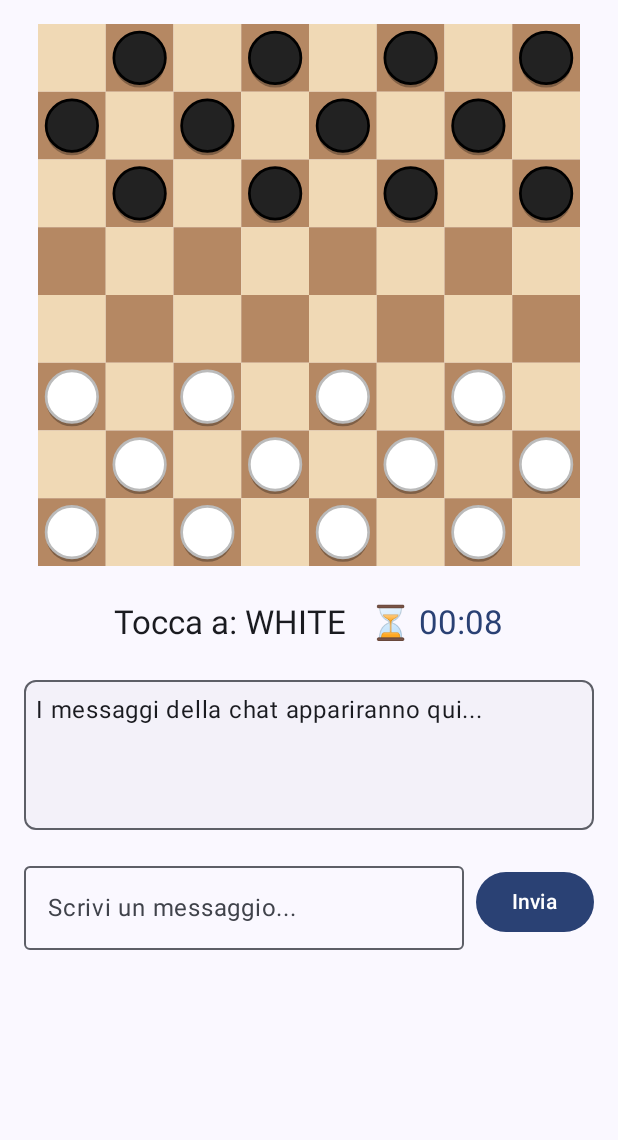
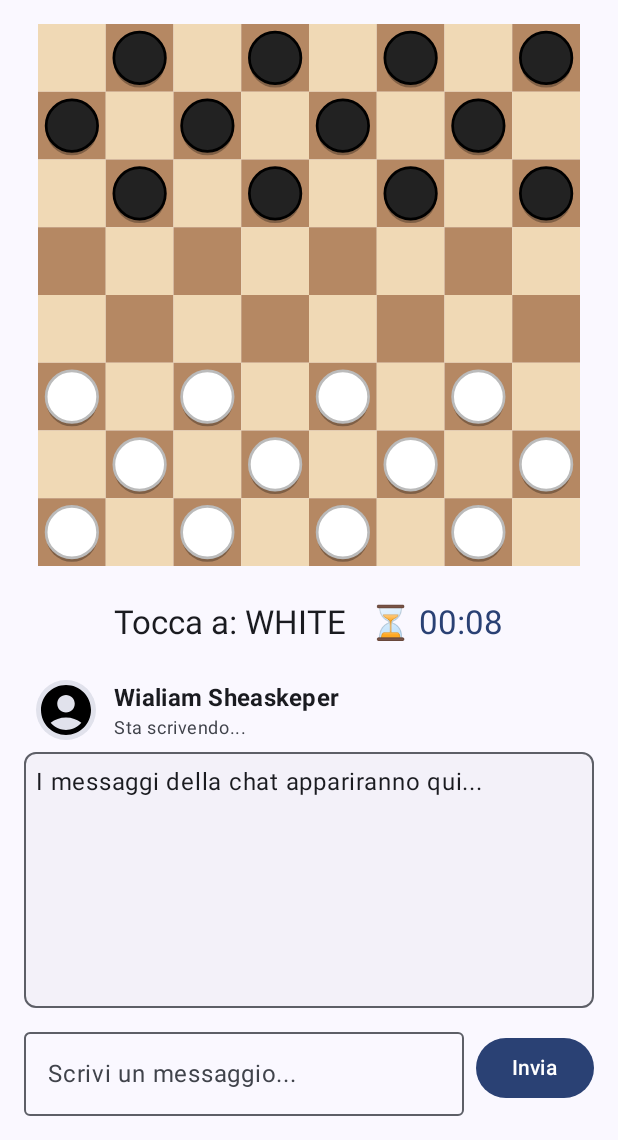
Before and after one commit to MicheleLopsDev/damaAI, an Android app built with Jetpack Compose: the screen it shows after launch (MainActivity), on a phone screen of 412 x 824 dp, the part 96-1236 px from its top. Run offline under Robolectric (Android 15) with nearby library versions, the phone set to English and light mode, and no system bars.

Commit message:
feat(ui): Add AI opponent header and adjust GameScreen layout
- Create a new AIOpponentHeader composable to display the AI's name and a placeholder avatar.
- Relocate the header to be above the chat display area for better visual hierarchy.
- Introduce a Divider component for cleaner separation between UI sections.
- Adjust the Column layout to use `weight` for more robust space management.

```diff
--- a/app/src/main/java/io/github/luposolitario/damaai/MainActivity.kt
+++ b/app/src/main/java/io/github/luposolitario/damaai/MainActivity.kt
@@ -5,24 +5,29 @@ import android.os.Bundle
 import androidx.activity.ComponentActivity
 import androidx.activity.compose.setContent
 import androidx.compose.foundation.Canvas
+import androidx.compose.foundation.Image
 import androidx.compose.foundation.background
 import androidx.compose.foundation.border
 import androidx.compose.foundation.gestures.detectTapGestures
 import androidx.compose.foundation.isSystemInDarkTheme
 import androidx.compose.foundation.layout.*
+import androidx.compose.foundation.shape.CircleShape
 import androidx.compose.foundation.shape.RoundedCornerShape
 import androidx.compose.material.icons.Icons
+import androidx.compose.material.icons.filled.AccountCircle
 import androidx.compose.material.icons.filled.ArrowBack
 import androidx.compose.material.icons.filled.Settings
 import androidx.compose.material3.*
 import androidx.compose.runtime.*
 import androidx.compose.ui.Alignment
 import androidx.compose.ui.Modifier
+import androidx.compose.ui.draw.clip
 import androidx.compose.ui.geometry.Offset
 import androidx.compose.ui.geometry.Size
 import androidx.compose.ui.graphics.Color
 import androidx.compose.ui.graphics.drawscope.Stroke
 import androidx.compose.ui.input.pointer.pointerInput
+import androidx.compose.ui.text.font.FontWeight
 import androidx.compose.ui.tooling.preview.Preview
 import androidx.compose.ui.unit.dp
 import androidx.lifecycle.viewmodel.compose.viewModel
@@ -61,6 +66,45 @@ class MainActivity : ComponentActivity() {
             ) {
                 AppNavigation(settingsViewModel = settingsViewModel)
             }
+        }
+    }
+}
+
+// Aggiungi questa nuova funzione nel file MainActivity.kt
+@Composable
+fun AIOpponentHeader(
+    name: String,
+    modifier: Modifier = Modifier
+) {
+    Row(
+        modifier = modifier
+            .fillMaxWidth()
+            .padding(start = 8.dp, end = 8.dp), // Aggiungiamo un po' di padding laterale
+        verticalAlignment = Alignment.CenterVertically
+    ) {
+        // Usiamo un'icona come segnaposto per l'avatar
+        Image(
+            imageVector = Icons.Default.AccountCircle,
+            contentDescription = "Avatar dell'avversario AI",
+            modifier = Modifier
+                .size(40.dp)
+                .clip(CircleShape) // Ritagliamo l'immagine in un cerchio
+                .background(MaterialTheme.colorScheme.surfaceVariant)
+        )
+
+        Spacer(modifier = Modifier.width(12.dp)) // Spazio tra avatar e nome
+
+        Column {
+            Text(
+                text = name,
+                style = MaterialTheme.typography.titleMedium,
+                fontWeight = FontWeight.Bold
+            )
+            Text(
+                text = "Sta scrivendo...", // Un piccolo tocco di realismo
+                style = MaterialTheme.typography.bodySmall,
+                color = MaterialTheme.colorScheme.onSurfaceVariant
+            )
         }
     }
 }
@@ -128,8 +172,8 @@ fun GameScreen(navController: NavController) { // <-- NUOVO PARAMETRO
                 .fillMaxSize()
                 .padding(paddingValues)
                 .padding(16.dp),
-            horizontalAlignment = Alignment.CenterHorizontally,
-            verticalArrangement = Arrangement.spacedBy(16.dp)
+            horizontalAlignment = Alignment.CenterHorizontally
+
         ) {
             GameBoardArea(
                 gameState = gameState,
@@ -170,6 +214,8 @@ fun GameScreen(navController: NavController) { // <-- NUOVO PARAMETRO
                     .aspectRatio(1f)
             )
 
+            Spacer(modifier = Modifier.height(16.dp))
+
             // Sostituisci il vecchio Composable Text con questa Row
             Row(
                 modifier = Modifier.padding(vertical = 8.dp),
@@ -187,12 +233,21 @@ fun GameScreen(navController: NavController) { // <-- NUOVO PARAMETRO
                     color = MaterialTheme.colorScheme.primary
                 )
             }
-            // ... (il resto della Column è invariato) ...
+
+            Spacer(modifier = Modifier.height(16.dp)) // Aggiungiamo un po' più di spazio
+
+            AIOpponentHeader(name = "Wialiam Sheaskeper")
+
+            Spacer(modifier = Modifier.height(8.dp)) // Aggiungiamo un po' più di spazio
+
             ChatDisplayArea(
                 modifier = Modifier
                     .fillMaxWidth()
-                    .height(100.dp)
+                    .weight(1f) // Fai in modo che la chat occupi lo spazio rimanente
             )
+
+            Spacer(modifier = Modifier.height(8.dp)) // Aggiungiamo un po' più di spazio
+
             ChatInputArea(
                 modifier = Modifier
                     .fillMaxWidth()
```
